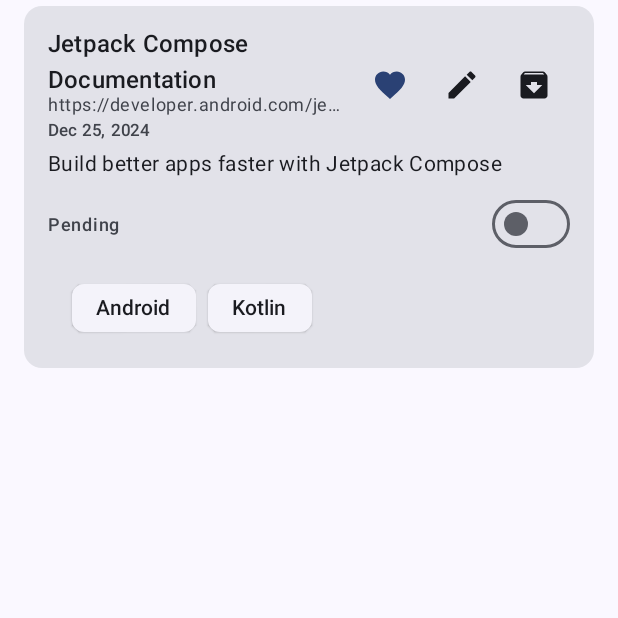
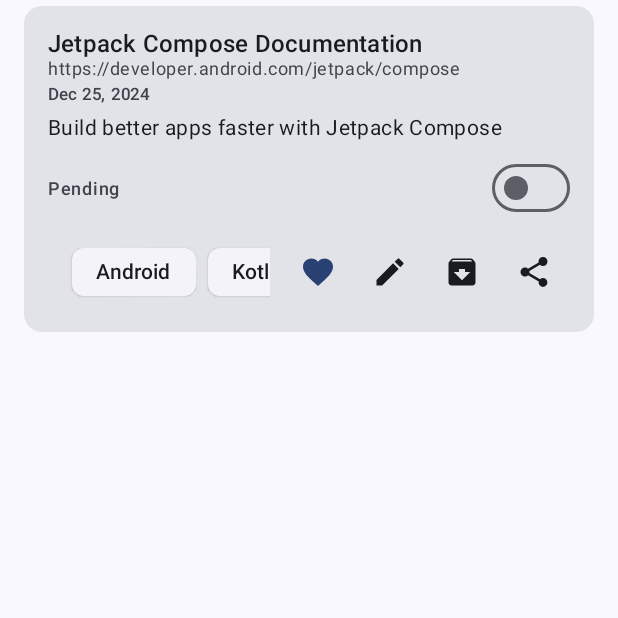
Before and after one commit to Vainyala17/linkstack, an Android app built with Jetpack Compose: the composable LinkItem called with sample values from the repository, on a phone screen of 412 x 824 dp, the top half of it. Run offline under Robolectric (Android 15) with nearby library versions, the phone set to English and light mode, and no system bars; 1 statement that could not run was skipped.

Commit message:
Bring buttons in line with tags

```diff
--- a/app/src/main/java/com/hp77/linkstash/presentation/components/LinkItem.kt
+++ b/app/src/main/java/com/hp77/linkstash/presentation/components/LinkItem.kt
@@ -12,6 +12,7 @@ import androidx.compose.material.icons.filled.Archive
 import androidx.compose.material.icons.filled.Favorite
 import androidx.compose.material.icons.filled.FavoriteBorder
 import androidx.compose.material.icons.filled.Edit
+import androidx.compose.material.icons.filled.Share
 import androidx.compose.material.icons.filled.Unarchive
 import androidx.compose.material3.Card
 import androidx.compose.material3.ExperimentalMaterial3Api
@@ -80,29 +81,6 @@ fun LinkItem(
                     )
                 }
 
-                Spacer(modifier = Modifier.width(8.dp))
-
-                IconButton(onClick = { onToggleFavorite(link) }) {
-                    Icon(
-                        imageVector = if (link.isFavorite) Icons.Default.Favorite else Icons.Default.FavoriteBorder,
-                        contentDescription = if (link.isFavorite) "Remove from favorites" else "Add to favorites",
-                        tint = if (link.isFavorite) MaterialTheme.colorScheme.primary else MaterialTheme.colorScheme.onSurface
-                    )
-                }
-
-                IconButton(onClick = { onEditClick(link) }) {
-                    Icon(
-                        imageVector = Icons.Default.Edit,
-                        contentDescription = "Edit link"
-                    )
-                }
-
-                IconButton(onClick = { onToggleArchive(link) }) {
-                    Icon(
-                        imageVector = if (link.isArchived) Icons.Default.Unarchive else Icons.Default.Archive,
-                        contentDescription = if (link.isArchived) "Unarchive" else "Archive"
-                    )
-                }
             }
 
             link.description?.let { description ->
@@ -144,12 +122,50 @@ fun LinkItem(
                 )
             }
 
-            if (link.tags.isNotEmpty()) {
-                Spacer(modifier = Modifier.height(8.dp))
-                TagChips(
-                    tags = link.tags,
-                    modifier = Modifier.padding(horizontal = 0.dp)
-                )
+            Row(
+                verticalAlignment = Alignment.CenterVertically,
+                modifier = Modifier
+                    .fillMaxWidth()
+                    .padding(top = 8.dp)
+            ) {
+                if (link.tags.isNotEmpty()) {
+                    Row(
+                        modifier = Modifier.weight(1f)
+                    ) {
+                        TagChips(
+                            tags = link.tags,
+                            modifier = Modifier.padding(end = 8.dp)
+                        )
+                    }
+                }
+                Row {
+                    IconButton(onClick = { onToggleFavorite(link) }) {
+                        Icon(
+                            imageVector = if (link.isFavorite) Icons.Default.Favorite else Icons.Default.FavoriteBorder,
+                            contentDescription = if (link.isFavorite) "Remove from favorites" else "Add to favorites",
+                            tint = if (link.isFavorite) MaterialTheme.colorScheme.primary else MaterialTheme.colorScheme.onSurface
+                        )
+                    }
+                    IconButton(onClick = { onEditClick(link) }) {
+                        Icon(
+                            imageVector = Icons.Default.Edit,
+                            contentDescription = "Edit link"
+                        )
+                    }
+                    IconButton(onClick = { onToggleArchive(link) }) {
+                        Icon(
+                            imageVector = if (link.isArchived) Icons.Default.Unarchive else Icons.Default.Archive,
+                            contentDescription = if (link.isArchived) "Unarchive" else "Archive"
+                        )
+                    }
+                    // Placeholder for download image button
+                    IconButton(onClick = { /* TODO: Implement download */ }) {
+                        Icon(
+                            imageVector = Icons.Default.Share, // Temporary icon, replace with download icon later
+                            contentDescription = "Share image"
+                        )
+                    }
+                }
             }
         }
     }
```
